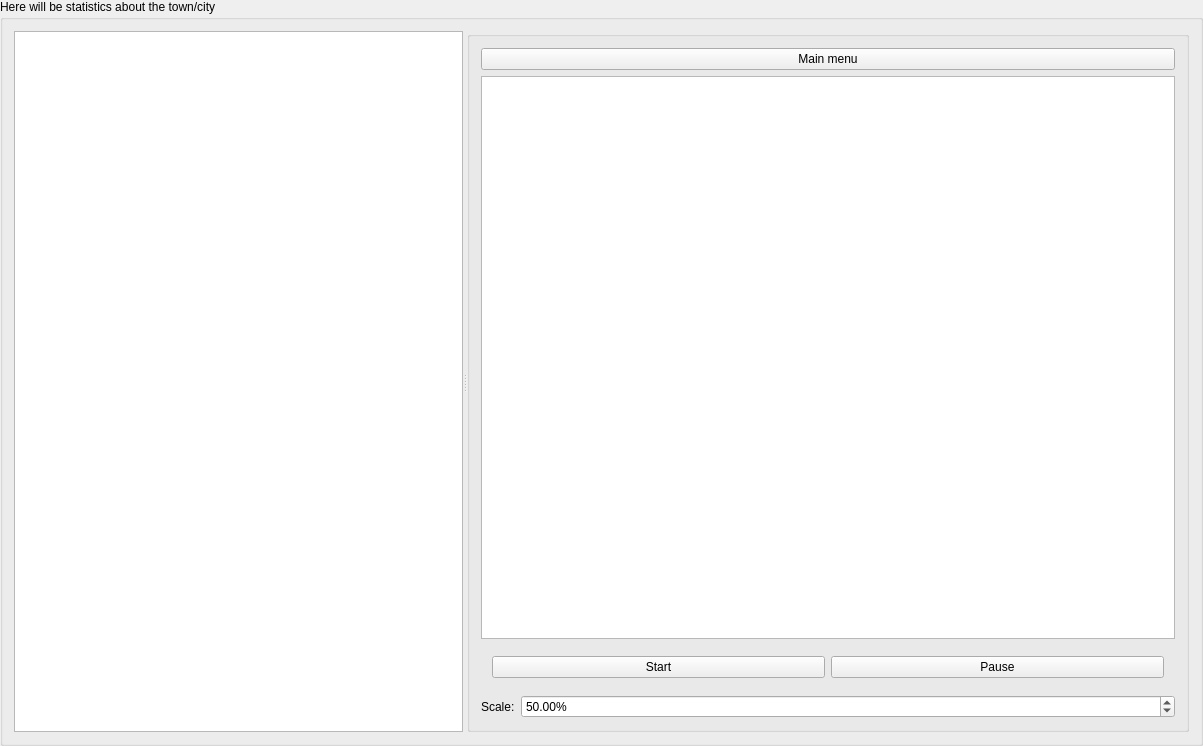
Qt form src/mainwindow.ui (kokhnovich/PaperTown) before a commit.
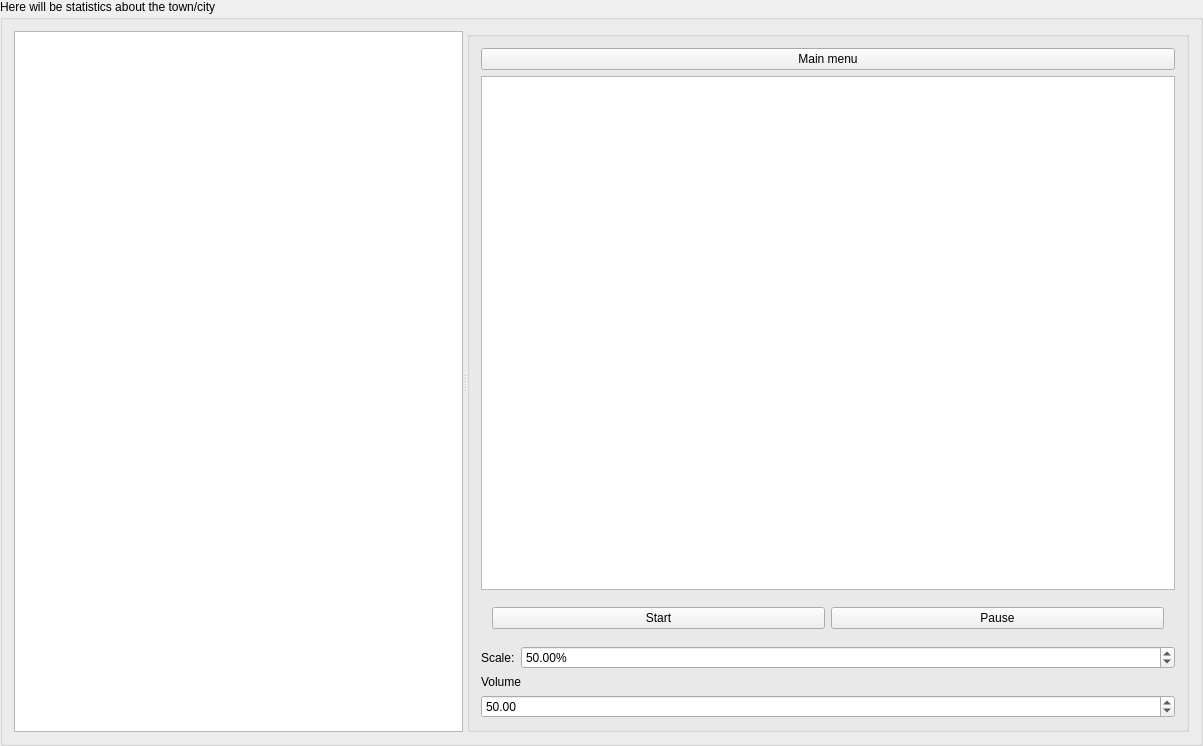
The same form after that commit. Icons and pictures are not drawn. Custom widgets are drawn as their Qt base class.

```diff
--- a/src/mainwindow.ui
+++ b/src/mainwindow.ui
@@ -192,6 +192,23 @@
              </layout>
             </widget>
            </item>
+           <item>
+            <widget class="QLabel" name="label_3">
+             <property name="text">
+              <string>Volume</string>
+             </property>
+            </widget>
+           </item>
+           <item>
+            <widget class="QDoubleSpinBox" name="doubleSpinBox_2">
+             <property name="maximum">
+              <double>100.000000000000000</double>
+             </property>
+             <property name="value">
+              <double>50.000000000000000</double>
+             </property>
+            </widget>
+           </item>
           </layout>
          </widget>
         </widget>
```
